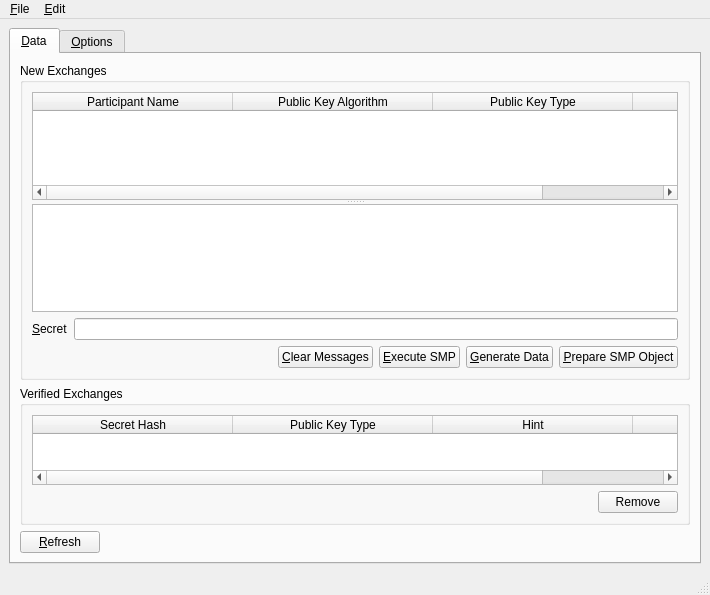
The window that branches/trunk/GoldBug-UI/spot-on-smpwindow.ui (textbrowser/spot-on) describes before a commit, drawn with Qt 5.
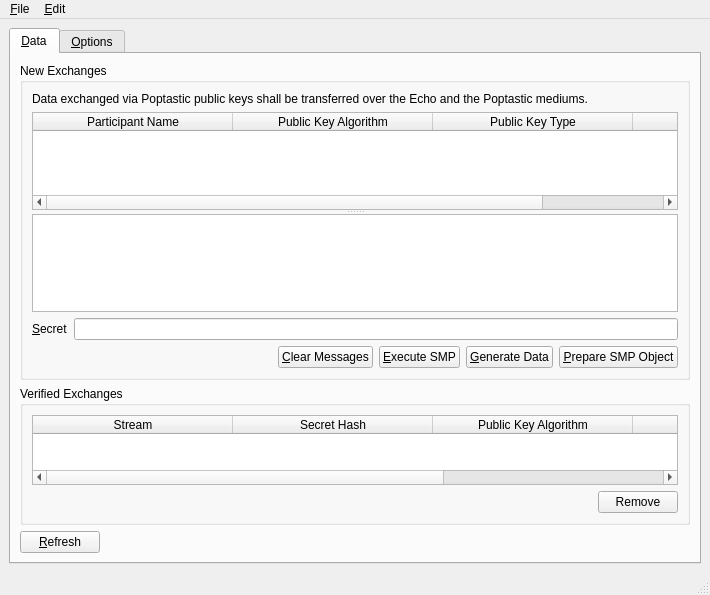
The same window after the commit. Icons and pictures are not drawn.

What changed in the file:
```diff
--- a/branches/trunk/GoldBug-UI/spot-on-smpwindow.ui
+++ b/branches/trunk/GoldBug-UI/spot-on-smpwindow.ui
@@ -32,6 +32,16 @@
            <string>New Exchanges</string>
           </property>
           <layout class="QVBoxLayout" name="verticalLayout_4">
+           <item>
+            <widget class="QLabel" name="label_2">
+             <property name="text">
+              <string>Data exchanged via Poptastic public keys shall be transferred over the Echo and the Poptastic mediums.</string>
+             </property>
+             <property name="wordWrap">
+              <bool>true</bool>
+             </property>
+            </widget>
+           </item>
            <item>
             <widget class="QSplitter" name="splitter">
              <property name="orientation">
@@ -185,6 +195,11 @@
                <attribute name="horizontalHeaderStretchLastSection">
                 <bool>true</bool>
                </attribute>
+               <column>
+                <property name="text">
+                 <string>Stream</string>
+                </property>
+               </column>
                <column>
                 <property name="text">
                  <string>Secret Hash</string>
@@ -192,7 +207,7 @@
                </column>
                <column>
                 <property name="text">
-                 <string>Public Key Type</string>
+                 <string>Public Key Algorithm</string>
                 </property>
                </column>
                <column>
```
Left out of the diff: 2 changed lines with no effect on the pictures.
